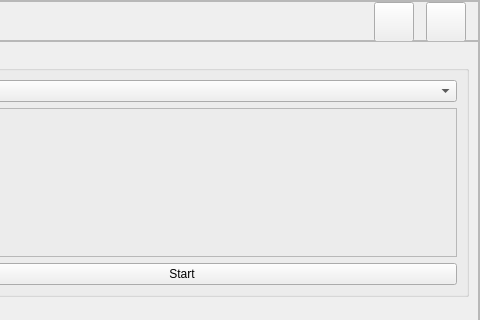
The window that nsys/ui/app.ui (Raghav67816/NID-24) describes before a commit, drawn with Qt 5; both pictures show x 320 to 800 and y 0 to 320 of the 800 by 600 pixel window.
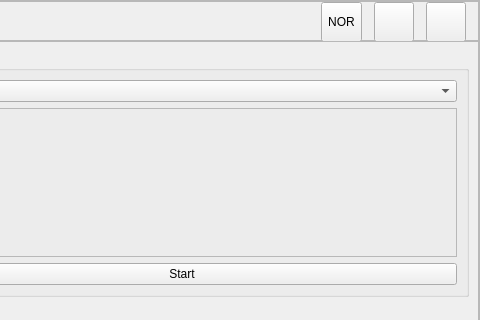
The same window after the commit. Icons and pictures are not drawn.

Commit message: added application mode change

The edit to the form file:
```diff
--- a/nsys/ui/app.ui
+++ b/nsys/ui/app.ui
@@ -144,6 +144,19 @@
             </property>
            </spacer>
           </item>
+          <item>
+           <widget class="QToolButton" name="modeToggleBtn">
+            <property name="minimumSize">
+             <size>
+              <width>40</width>
+              <height>40</height>
+             </size>
+            </property>
+            <property name="text">
+             <string>NOR</string>
+            </property>
+           </widget>
+          </item>
           <item>
            <widget class="QToolButton" name="boardBtn">
             <property name="minimumSize">
```
The commit also changes 10 other files.
